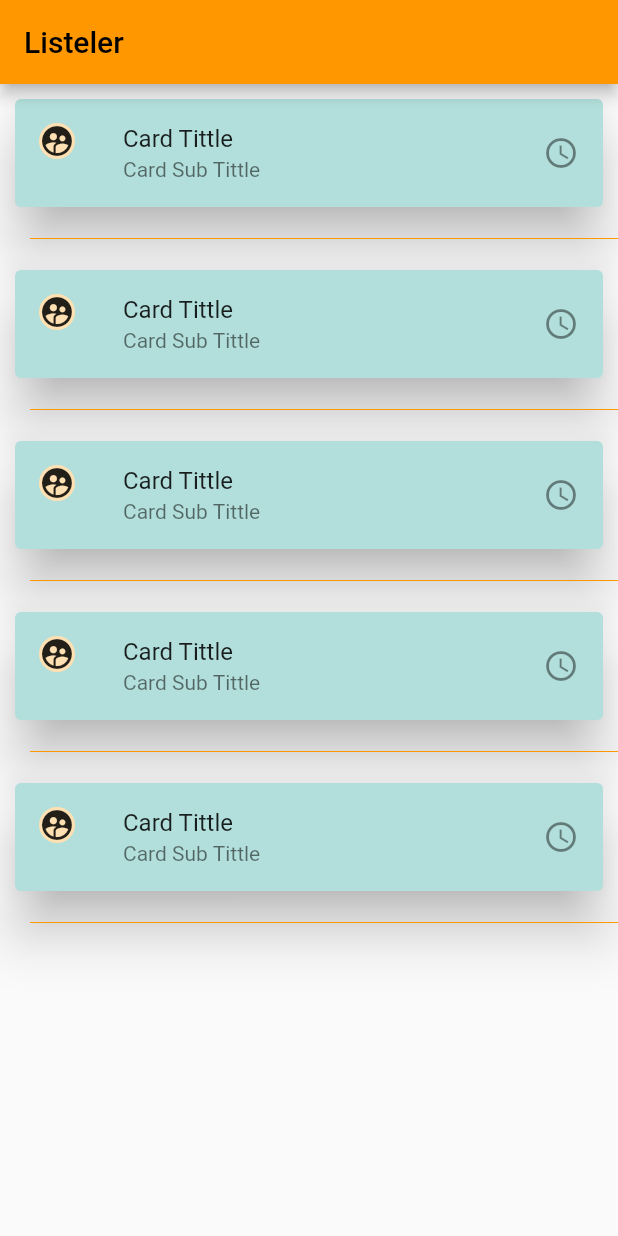
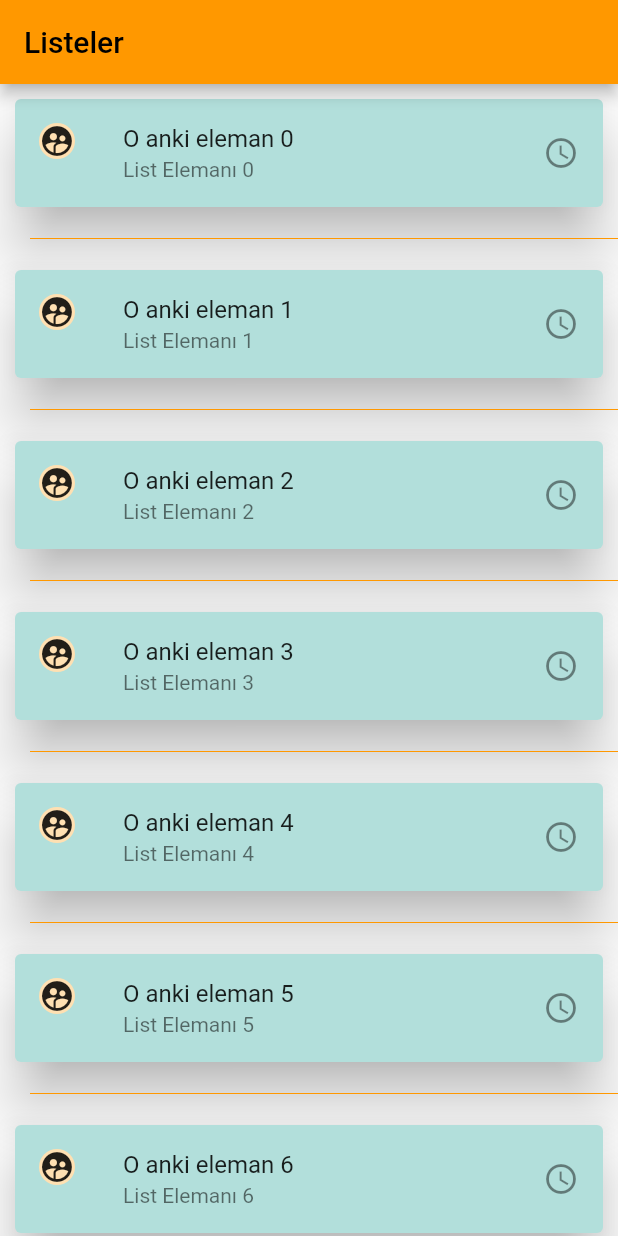
Before and after one commit to bilaloz/FlutterExample, a Flutter app: the screen it shows after launch, on a phone screen of 412 x 824 dp. Run offline on Flutter 3.47's test engine with Material 2 defaults, Android fonts, the phone set to English and light mode, and no system bars.

Commit message:
List Add

```diff
--- a/lib/listeler/list.dart
+++ b/lib/listeler/list.dart
@@ -1,11 +1,16 @@
 import 'package:flutter/material.dart';
 
 class ListeUseas extends StatelessWidget {
+  List<int> listSize = List.generate(300, (index) => index);
+  List<String> listSubs = List.generate(300, (index) => "List Elemanı $index");
+
   @override
   Widget build(BuildContext context) {
     // TODO: implement build
-    return Container(
-        child: Column(
+    return ListView(
+        children: listSize
+            .map(
+                (currentItem) => Column(
             children: <Widget>[
                   Container(
                     child: Card(
@@ -17,9 +22,9 @@ class ListeUseas extends StatelessWidget {
                           child: Icon(Icons.supervised_user_circle),
                           radius: 12,
                         ),
-              title: Text("Card Tittle"),
+                        title: Text("O anki eleman $currentItem"),
                         trailing: Icon(Icons.access_time),
-              subtitle: Text("Card Sub Tittle"),
+                        subtitle: Text(listSubs[currentItem]),
                       ),
                     ),
                   ),
@@ -28,86 +33,7 @@ class ListeUseas extends StatelessWidget {
                     height: 22,
                     indent: 20,
                   ),
-        Container(
-          child: Card(
-            color: Colors.teal.shade100,
-            margin: EdgeInsets.all(10),
-            elevation: 15,
-            child: ListTile(
-              leading: CircleAvatar(
-                child: Icon(Icons.supervised_user_circle),
-                radius: 12,
-              ),
-              title: Text("Card Tittle"),
-              trailing: Icon(Icons.access_time),
-              subtitle: Text("Card Sub Tittle"),
-            ),
-          ),
-        ),
-        Divider(
-          color: Colors.orange,
-          height: 22,
-          indent: 20,
-        ),
-        Container(
-          child: Card(
-            color: Colors.teal.shade100,
-            margin: EdgeInsets.all(10),
-            elevation: 15,
-            child: ListTile(
-              leading: CircleAvatar(
-                child: Icon(Icons.supervised_user_circle),
-                radius: 12,
-              ),
-              title: Text("Card Tittle"),
-              trailing: Icon(Icons.access_time),
-              subtitle: Text("Card Sub Tittle"),
-            ),
-          ),
-        ),
-        Divider(
-          color: Colors.orange,
-          height: 22,
-          indent: 20,
-        ),
-        Container(
-          child: Card(
-            color: Colors.teal.shade100,
-            margin: EdgeInsets.all(10),
-            elevation: 15,
-            child: ListTile(
-              leading: CircleAvatar(
-                child: Icon(Icons.supervised_user_circle),
-                radius: 12,
-              ),
-              title: Text("Card Tittle"),
-              trailing: Icon(Icons.access_time),
-              subtitle: Text("Card Sub Tittle"),
-            ),
-          ),
-        ),
-        Divider(
-          color: Colors.orange,
-          height: 22,
-          indent: 20,
-        ), Container(
-          child: Card(
-            color: Colors.teal.shade100,
-            margin: EdgeInsets.all(10),
-            elevation: 15,
-            child: ListTile(
-              leading: CircleAvatar(
-                child: Icon(Icons.supervised_user_circle),
-                radius: 12,
-              ),
-              title: Text("Card Tittle"),
-              trailing: Icon(Icons.access_time),
-              subtitle: Text("Card Sub Tittle"),
-            ),
-          ),
-        ),
-        Divider(color: Colors.orange,height: 22,indent: 20,)
-      ],
-    ));
+                ]))
+            .toList());
   }
 }
```
Lines whose indentation alone changed are shown as unchanged.
